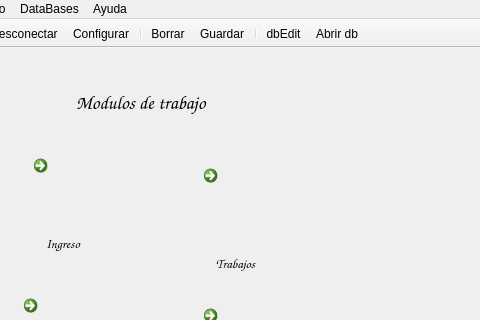
First picture: the form in mainwindow.ui, repository Matias2178/Sistema_Postventa, before the edit; both pictures show x 94 to 574 and y 0 to 320 of the 574 by 510 pixel window.
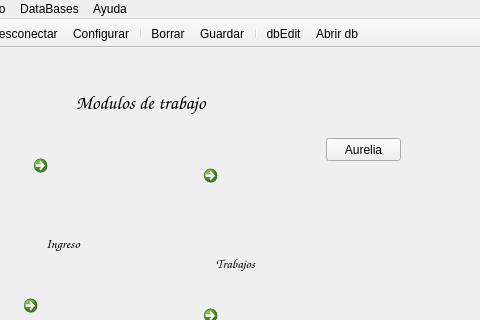
Second picture: the form after the edit. Icons and pictures are not drawn.

What changed in the file:
```diff
--- a/mainwindow.ui
+++ b/mainwindow.ui
@@ -221,6 +221,19 @@
      <string>Busqueda</string>
     </property>
    </widget>
+   <widget class="QPushButton" name="Aurelia">
+    <property name="geometry">
+     <rect>
+      <x>420</x>
+      <y>90</y>
+      <width>75</width>
+      <height>23</height>
+     </rect>
+    </property>
+    <property name="text">
+     <string>Aurelia</string>
+    </property>
+   </widget>
   </widget>
   <widget class="QMenuBar" name="menuBar">
    <property name="geometry">
```
